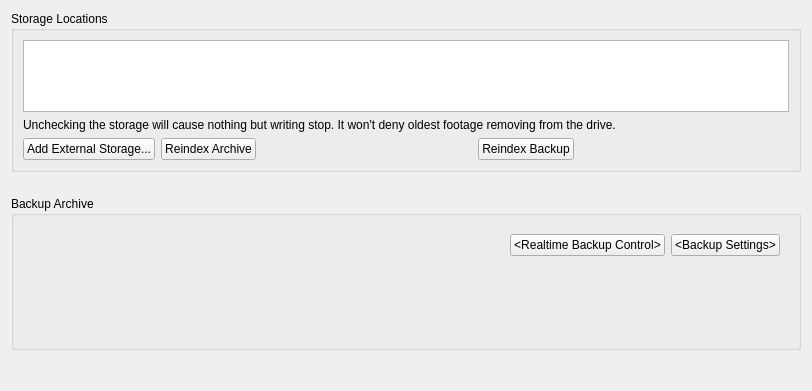
Before: the Qt Designer form client/libclient/src/ui/widgets/properties/storage_config_widget.ui in networkoptix/nx_open, drawn with Qt 5.
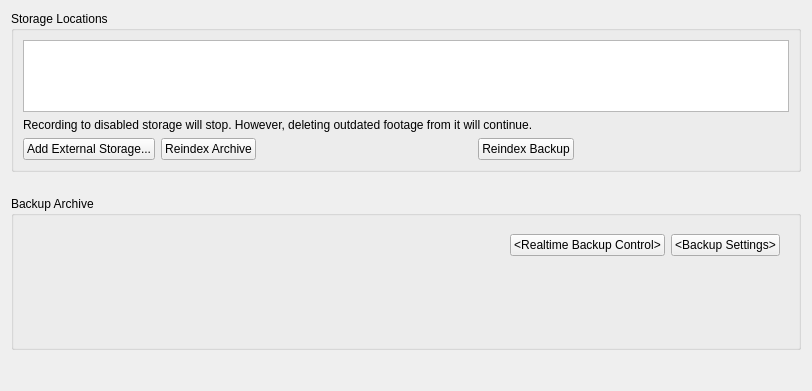
After: the same form once the commit is applied. Custom widgets are drawn as their Qt base class.

Commit message:
VMS-5034: Improvements of warning that appears after disabling storage
<==== Mercurial data ====>
Branch: dev_3.0.0_gui

What changed in the file:
```diff
--- a/client/libclient/src/ui/widgets/properties/storage_config_widget.ui
+++ b/client/libclient/src/ui/widgets/properties/storage_config_widget.ui
@@ -75,7 +75,7 @@
       <item>
        <widget class="QLabel" name="storagesWarningLabel">
         <property name="text">
-         <string>Unchecking the storage will cause nothing but writing stop. It won't deny oldest footage removing from the drive.</string>
+         <string>Recording to disabled storage will stop. However, deleting outdated footage from it will continue.</string>
         </property>
        </widget>
       </item>
```
The commit also changes 1 other file.
